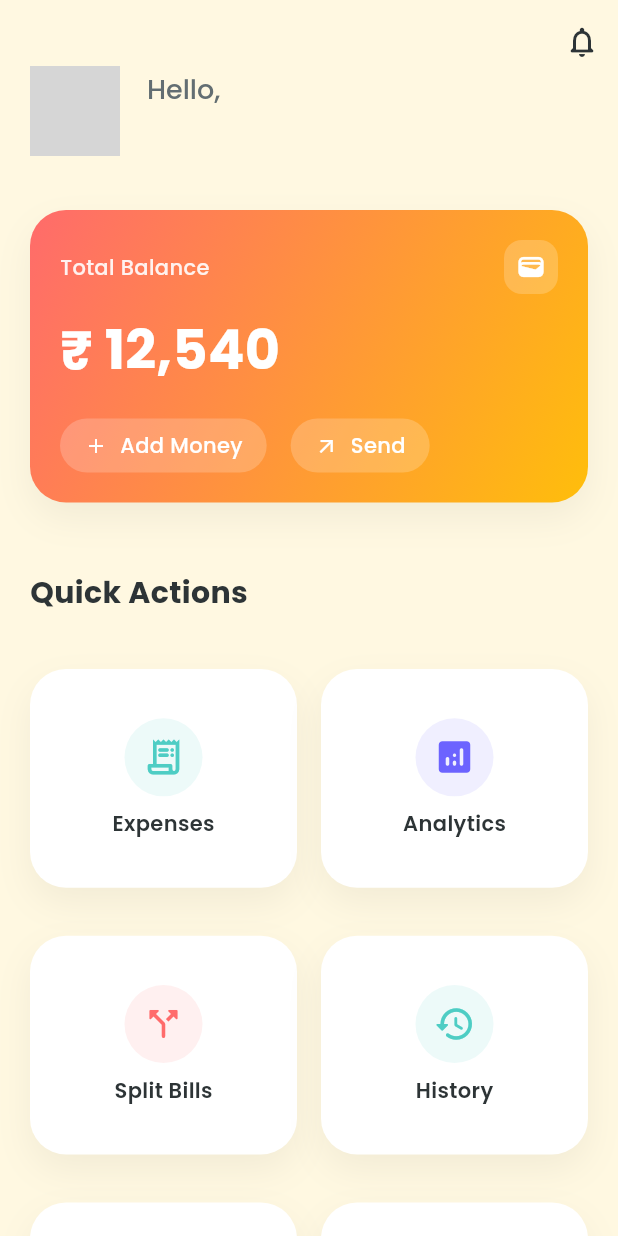
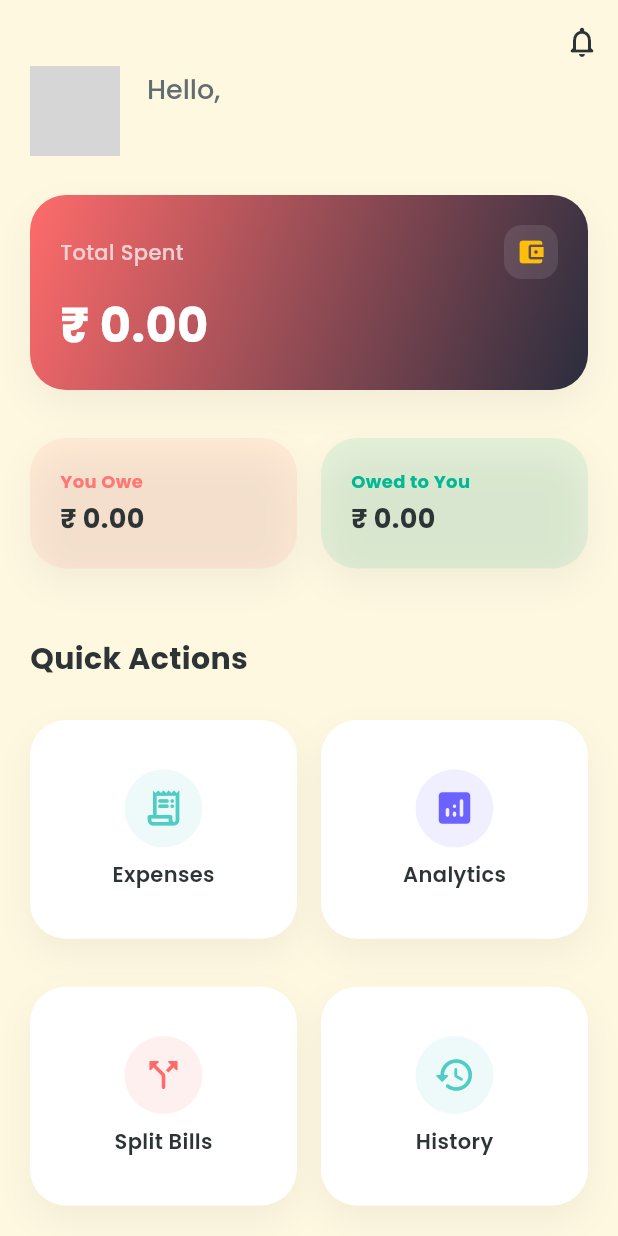
Before and after one commit to deep4nsh/SliceIt, a Flutter app: the HomeScreen screen opened directly, on a phone screen of 412 x 824 dp. Run offline on Flutter 3.47's test engine with Material 3 defaults, Android fonts, the phone set to English and light mode, and no system bars; our stand-ins replace app_links, cloud_firestore, cloud_functions, firebase_auth, firebase_core, firebase_database and 7 more; missing offline and left inert: google_ml_kit; accounts and stored records are empty; grey boxes are pictures that could not be loaded.

Commit message:
feat: Integrate `HomeStatsService` to display dynamic financial statistics on the home screen, replacing static balance with real-time spent, owed, and owing amounts.

```diff
--- a/lib/screens/home_screen.dart
+++ b/lib/screens/home_screen.dart
@@ -5,6 +5,7 @@ import 'login_screen.dart';
 import '../utils/colors.dart';
 import '../widgets/modern_card.dart';
 import '../widgets/animated_list_item.dart';
+import '../services/home_stats_service.dart';
 
 class HomeScreen extends StatelessWidget {
   const HomeScreen({super.key});
@@ -12,6 +13,7 @@ class HomeScreen extends StatelessWidget {
   @override
   Widget build(BuildContext context) {
     final user = FirebaseAuth.instance.currentUser;
+    final statsService = HomeStatsService();
 
     return Scaffold(
       body: CustomScrollView(
@@ -66,15 +68,24 @@ class HomeScreen extends StatelessWidget {
             ],
           ),
           SliverToBoxAdapter(
-            child: Padding(
-              padding: const EdgeInsets.all(20.0),
+            child: StreamBuilder<Map<String, double>>(
+              stream: statsService.getHomeStats(),
+              initialData: const {'spent': 0.0, 'owe': 0.0, 'owed': 0.0},
+              builder: (context, snapshot) {
+                final stats = snapshot.data ?? {'spent': 0.0, 'owe': 0.0, 'owed': 0.0};
+                final totalSpent = stats['spent']!;
+                final youOwe = stats['owe']!;
+                final owedToYou = stats['owed']!;
+
+                return Padding(
+                  padding: const EdgeInsets.symmetric(horizontal: 20.0, vertical: 10.0),
                   child: Column(
                     crossAxisAlignment: CrossAxisAlignment.start,
                     children: [
-                  // Total Balance Card
+                      // Total Spent Card
                       ModernCard(
                         gradient: const LinearGradient(
-                      colors: [AppColors.primaryOrange, AppColors.primaryPeach],
+                          colors: [AppColors.primaryNavy, Color(0xFF2A2D3E)],
                           begin: Alignment.topLeft,
                           end: Alignment.bottomRight,
                         ),
@@ -85,9 +96,9 @@ class HomeScreen extends StatelessWidget {
                               mainAxisAlignment: MainAxisAlignment.spaceBetween,
                               children: [
                                 Text(
-                              'Total Balance',
+                                  'Total Spent',
                                   style: TextStyle(
-                                color: Colors.white.withOpacity(0.9),
+                                    color: Colors.white.withOpacity(0.7),
                                     fontSize: 14,
                                     fontWeight: FontWeight.w500,
                                   ),
@@ -95,32 +106,57 @@ class HomeScreen extends StatelessWidget {
                                 Container(
                                   padding: const EdgeInsets.all(8),
                                   decoration: BoxDecoration(
-                                color: Colors.white.withOpacity(0.2),
+                                    color: Colors.white.withOpacity(0.1),
                                     borderRadius: BorderRadius.circular(12),
                                   ),
-                              child: const Icon(Icons.wallet, color: Colors.white, size: 20),
+                                  child: const Icon(Icons.account_balance_wallet, color: AppColors.primaryGold, size: 20),
                                 ),
                               ],
                             ),
-                        const SizedBox(height: 12),
-                        const Text(
-                          '₹ 12,540',
-                          style: TextStyle(
+                            const SizedBox(height: 8),
+                            Text(
+                              '₹ ${totalSpent.toStringAsFixed(2)}',
+                              style: const TextStyle(
                                 color: Colors.white,
-                            fontSize: 36,
+                                fontSize: 32,
                                 fontWeight: FontWeight.bold,
                               ),
                             ),
-                        const SizedBox(height: 20),
+                          ],
+                        ),
+                      ),
+                      const SizedBox(height: 16),
+                      // Debts and Credits
                       Row(
                         children: [
-                            _buildBalanceAction(Icons.add, "Add Money"),
-                            const SizedBox(width: 16),
-                            _buildBalanceAction(Icons.arrow_outward, "Send"),
+                          Expanded(
+                            child: ModernCard(
+                              color: AppColors.errorRed.withOpacity(0.1),
+                              child: Column(
+                                crossAxisAlignment: CrossAxisAlignment.start,
+                                children: [
+                                  const Text("You Owe", style: TextStyle(color: AppColors.errorRed, fontSize: 12, fontWeight: FontWeight.bold)),
+                                  const SizedBox(height: 4),
+                                  Text("₹ ${youOwe.toStringAsFixed(2)}", style: const TextStyle(color: AppColors.textPrimary, fontSize: 18, fontWeight: FontWeight.bold)),
                                 ],
                               ),
+                            ),
+                          ),
+                          const SizedBox(width: 16),
+                          Expanded(
+                            child: ModernCard(
+                              color: AppColors.successGreen.withOpacity(0.1),
+                              child: Column(
+                                crossAxisAlignment: CrossAxisAlignment.start,
+                                children: [
+                                  const Text("Owed to You", style: TextStyle(color: AppColors.successGreen, fontSize: 12, fontWeight: FontWeight.bold)),
+                                  const SizedBox(height: 4),
+                                  Text("₹ ${owedToYou.toStringAsFixed(2)}", style: const TextStyle(color: AppColors.textPrimary, fontSize: 18, fontWeight: FontWeight.bold)),
                                 ],
                               ),
+                            ),
+                          ),
+                        ],
                       ),
                       const SizedBox(height: 30),
                       const Text(
@@ -134,6 +170,8 @@ class HomeScreen extends StatelessWidget {
                       const SizedBox(height: 16),
                     ],
                   ),
+                );
+              },
             ),
           ),
           SliverPadding(
```
Also changed, not shown: lib/services/home_stats_service.dart (added, +119 -0 lines). Lines whose indentation alone changed are shown as unchanged.
